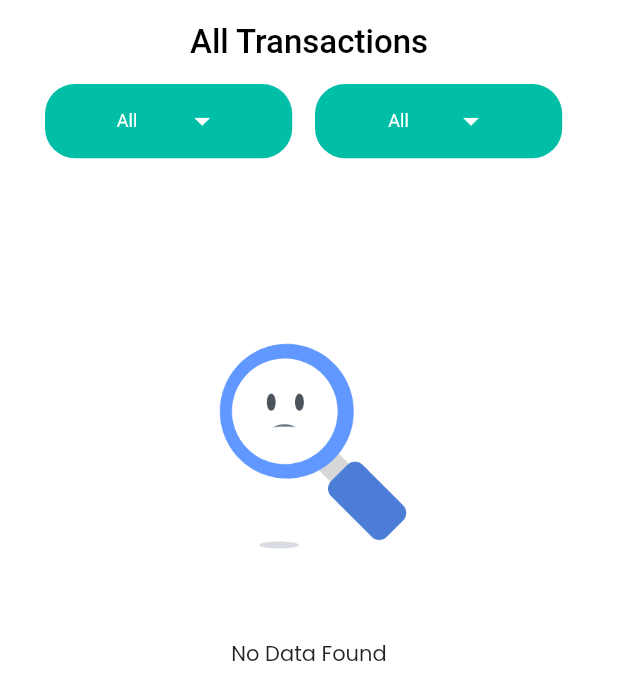
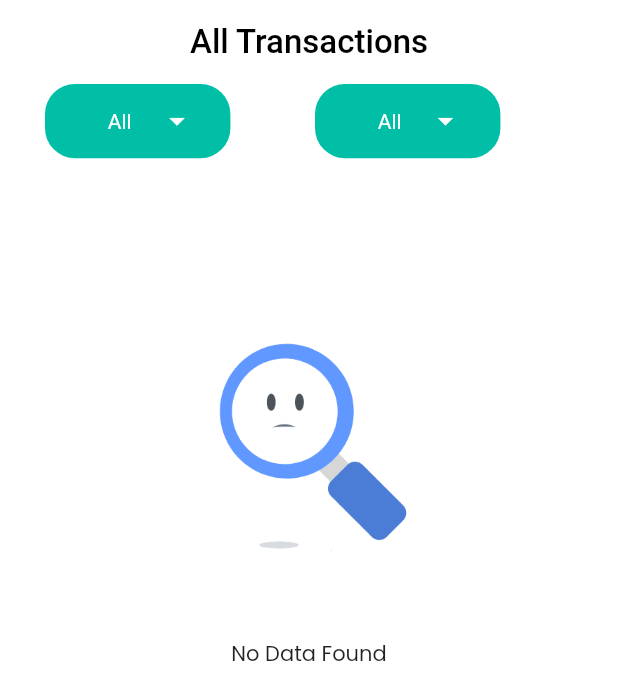
Before and after one commit to vaseemva/my-wallet-app, a Flutter app: the AllTransactionScreen screen opened directly, on a phone screen of 412 x 824 dp. Shown: the top 700 px of the screen. Run offline on Flutter 3.47's test engine with Material 2 defaults, Android fonts, the light colour scheme and no system bars; our stand-ins replace fl_chart, flutter_slidable, fluttertoast, google_fonts, google_nav_bar, hive_flutter and 3 more; missing offline and left inert: animated_snack_bar; accounts and stored records are empty.

Commit message:
formatting

```diff
--- a/lib/main.dart
+++ b/lib/main.dart
@@ -2,7 +2,7 @@ import 'package:flutter/material.dart';
 import 'package:google_fonts/google_fonts.dart';
 import 'package:hive_flutter/adapters.dart';
 
-import 'package:my_wallet_app/screens/splash_screen.dart';
+import 'package:my_wallet_app/screens/splash_screen/splash_screen.dart';
 
 void main() async {
   await Hive.initFlutter();
--- a/lib/screens/add_transaction.dart
+++ b/lib/screens/add_transaction/add_transaction.dart
@@ -50,6 +50,7 @@ class _AddTransactionState extends State<AddTransaction> {
   @override
   Widget build(BuildContext context) {
     return Scaffold(
+      backgroundColor: Colors.white,
       appBar: AppBar(
         backgroundColor: Colors.transparent,
         elevation: 0,
@@ -83,7 +84,7 @@ class _AddTransactionState extends State<AddTransaction> {
                 child: TextField(
                   decoration: const InputDecoration(
                       hintText: '0', border: InputBorder.none),
-                  style: const TextStyle(fontSize: 24.0),
+                  style: const TextStyle(fontSize: 20.0),
                   onChanged: (value) {
                     try {
                       amount = int.parse(value);
--- a/lib/screens/all transaction screen/all_transaction_screen.dart
+++ b/lib/screens/all transaction screen/all_transaction_screen.dart
@@ -85,7 +85,7 @@ class _AllTransactionScreenState extends State<AllTransactionScreen> {
                     width: dataFilterValue == 'Monthly' ||
                             dataFilterValue == 'Custom'
                         ? MediaQuery.of(context).size.width * 0.26
-                        : MediaQuery.of(context).size.width * 0.40,
+                        : MediaQuery.of(context).size.width * 0.30,
                     height: MediaQuery.of(context).size.height * 0.06,
                     decoration: BoxDecoration(
                         color: appThemeColor,
@@ -93,10 +93,11 @@ class _AllTransactionScreenState extends State<AllTransactionScreen> {
                     child: Center(
                       child: DropdownButtonHideUnderline(
                         child: DropdownButton(
+                            alignment: AlignmentDirectional.center,
                             iconEnabledColor: Colors.white,
                             dropdownColor: appThemeColor,
                             style: const TextStyle(
-                                color: Colors.white, fontSize: 12),
+                                color: Colors.white, fontSize: 14),
                             items: types
                                 .map<DropdownMenuItem<String>>((String value) {
                               return DropdownMenuItem<String>(
@@ -118,7 +119,7 @@ class _AllTransactionScreenState extends State<AllTransactionScreen> {
                     width: dataFilterValue == 'Monthly' ||
                             dataFilterValue == 'Custom'
                         ? MediaQuery.of(context).size.width * 0.26
-                        : MediaQuery.of(context).size.width * 0.40,
+                        : MediaQuery.of(context).size.width * 0.30,
                     height: MediaQuery.of(context).size.height * 0.06,
                     decoration: BoxDecoration(
                       color: appThemeColor,
@@ -127,11 +128,12 @@ class _AllTransactionScreenState extends State<AllTransactionScreen> {
                     child: Center(
                       child: DropdownButtonHideUnderline(
                         child: DropdownButton<String>(
+                            alignment: AlignmentDirectional.center,
                             iconEnabledColor: Colors.white,
                             dropdownColor: appThemeColor,
                             style: const TextStyle(
-                                color: Colors.white, fontSize: 12),
-                            borderRadius: BorderRadius.circular(10),
+                                color: Colors.white, fontSize: 14),
+                            borderRadius: BorderRadius.circular(20),
                             items: itemDataFilter
                                 .map<DropdownMenuItem<String>>((String value) {
                               return DropdownMenuItem<String>(
@@ -150,7 +152,7 @@ class _AllTransactionScreenState extends State<AllTransactionScreen> {
                   ),
                   dataFilterValue == 'Monthly'
                       ? Container(
-                          width: MediaQuery.of(context).size.width * 0.26,
+                          width: MediaQuery.of(context).size.width * 0.28,
                           height: MediaQuery.of(context).size.height * 0.06,
                           decoration: BoxDecoration(
                               color: dataFilterValue == 'Monthly'
@@ -158,14 +160,15 @@ class _AllTransactionScreenState extends State<AllTransactionScreen> {
                                   : const Color.fromARGB(255, 201, 245, 235),
                               borderRadius: BorderRadius.circular(20.0)),
                           child: Center(
-                            child:  DropdownButtonHideUnderline(
+                            child: DropdownButtonHideUnderline(
                               child: DropdownButton(
+                                  alignment: AlignmentDirectional.center,
                                   disabledHint: const Text('Month'),
                                   menuMaxHeight: 200,
                                   iconEnabledColor: Colors.white,
                                   dropdownColor: appThemeColor,
                                   style: const TextStyle(
-                                      color: Colors.white, fontSize: 12),
+                                      color: Colors.white, fontSize: 14),
                                   borderRadius: BorderRadius.circular(10),
                                   items: dataFilterValue == 'Monthly'
                                       ? itemsYearFilter
@@ -193,7 +196,10 @@ class _AllTransactionScreenState extends State<AllTransactionScreen> {
                             pickDateRange();
                           },
                           color: appThemeColor,
-                          icon:  Icon(Icons.date_range,size: MediaQuery.of(context).size.width * 0.12,))
+                          icon: Icon(
+                            Icons.date_range,
+                            size: MediaQuery.of(context).size.width * 0.12,
+                          ))
                       : const SizedBox()
                 ],
               ),
@@ -539,7 +545,7 @@ class _AllTransactionScreenState extends State<AllTransactionScreen> {
                                   }
                                 } else if (dataFilterValue == 'Custom') {
                                   if (dataAtIndex.dateTime.isAfter(startDate) &&
-                                  dataAtIndex.dateTime.isBefore(endDate)) {
+                                      dataAtIndex.dateTime.isBefore(endDate)) {
                                     return allTransactionIncomeTile(
                                         dataAtIndex.amount,
                                         dataAtIndex.note,
@@ -683,7 +689,7 @@ class _AllTransactionScreenState extends State<AllTransactionScreen> {
                                   }
                                 } else if (dataFilterValue == 'Custom') {
                                   if (dataAtIndex.dateTime.isAfter(startDate) &&
-                                  dataAtIndex.dateTime.isBefore(endDate)) {
+                                      dataAtIndex.dateTime.isBefore(endDate)) {
                                     return allTransactionExpenseTile(
                                         dataAtIndex.amount,
                                         dataAtIndex.note,
--- a/lib/screens/all transaction screen/widgets.dart
+++ b/lib/screens/all transaction screen/widgets.dart
@@ -88,7 +88,7 @@ Widget allTransactionExpenseTile(int amount, String note, String date,
               Text(
                 "- ₹ $amount",
                 style: const TextStyle(
-                    fontSize: 24.0,
+                    fontSize: 20.0,
                     fontWeight: FontWeight.w200,
                     color: Colors.white),
               )
@@ -171,7 +171,7 @@ Widget allTransactionIncomeTile(int amount, String note, String date, int index,
               Text(
                 "- ₹ $amount",
                 style: const TextStyle(
-                    fontSize: 24.0,
+                    fontSize: 20.0,
                     fontWeight: FontWeight.w200,
                     color: Colors.white),
               )
--- a/lib/screens/graph_screen/graphscreen.dart
+++ b/lib/screens/graph_screen/graphscreen.dart
@@ -245,7 +245,7 @@ class _GraphscreenState extends State<Graphscreen> {
                             height: MediaQuery.of(context).size.height * 0.7,
                             width: MediaQuery.of(context).size.width * 0.9,
                             child: PieChart(
-                              chartRadius: 280,
+                              chartRadius: 250,
                               legendOptions: const LegendOptions(
                                   legendPosition: LegendPosition.bottom),
                               chartValuesOptions: const ChartValuesOptions(
--- a/lib/screens/home screens/home_screen.dart
+++ b/lib/screens/home screens/home_screen.dart
@@ -1,11 +1,11 @@
 import 'package:flutter/material.dart';
 import 'package:google_nav_bar/google_nav_bar.dart';
 import 'package:my_wallet_app/colors/colors.dart';
-import 'package:my_wallet_app/screens/add_transaction.dart';
+import 'package:my_wallet_app/screens/add_transaction/add_transaction.dart';
 import 'package:my_wallet_app/screens/all%20transaction%20screen/all_transaction_screen.dart';
 import 'package:my_wallet_app/screens/graph_screen/graphscreen.dart';
 import 'package:my_wallet_app/screens/home%20screens/home.dart';
-import 'package:my_wallet_app/screens/settings.dart';
+import 'package:my_wallet_app/screens/settings_screen/settings.dart';
 
 class HomeScreen extends StatefulWidget {
   const HomeScreen({super.key});
--- a/lib/screens/splash_screen.dart
+++ b/lib/screens/splash_screen/splash_screen.dart
@@ -3,7 +3,7 @@ import 'package:flutter/material.dart';
 import 'package:my_wallet_app/controllers/db_helper.dart';
 import 'package:my_wallet_app/screens/home%20screens/home_screen.dart';
 
-import 'indroduction_screen.dart';
+import '../introduction_screen/indroduction_screen.dart';
 
 class SplashScreen extends StatefulWidget {
   const SplashScreen({super.key});
--- a/pubspec.yaml
+++ b/pubspec.yaml
@@ -43,6 +43,7 @@ dependencies:
   pie_chart: ^5.3.2
   shared_preferences: ^2.0.15
 
+
 dev_dependencies:
   flutter_lints: ^2.0.0
   flutter_test:
```
Also changed, not shown: lib/screens/edit_transaction_screen/edit_transaction_screen.dart (+3 -5 lines), lib/screens/graph_screen/widgets.dart (+12 -12 lines), lib/screens/home screens/widgets.dart (+18 -20 lines), lib/screens/profile_name_screen/widgets.dart (+3 -4 lines), lib/screens/settings_screen/settings.dart (renamed from lib/screens/settings.dart, +8 -8 lines), lib/screens/introduction_screen/indroduction_screen.dart (renamed from lib/screens/indroduction_screen.dart), lib/screens/settings_screen/widgets.dart (added).
